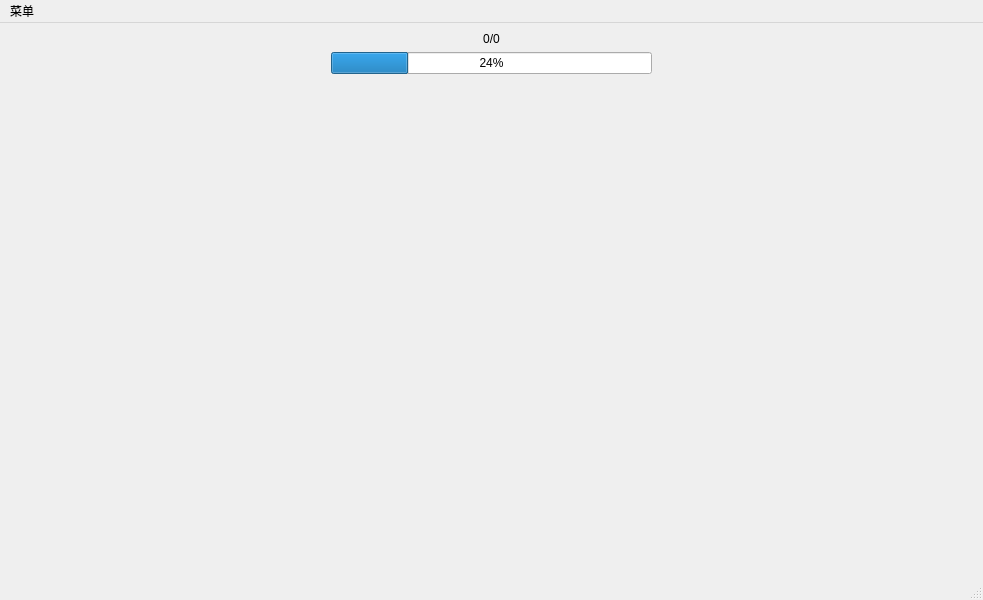
The window that MainWindow.ui (King-sj/JasonPPT) describes before a commit, drawn with Qt 5.
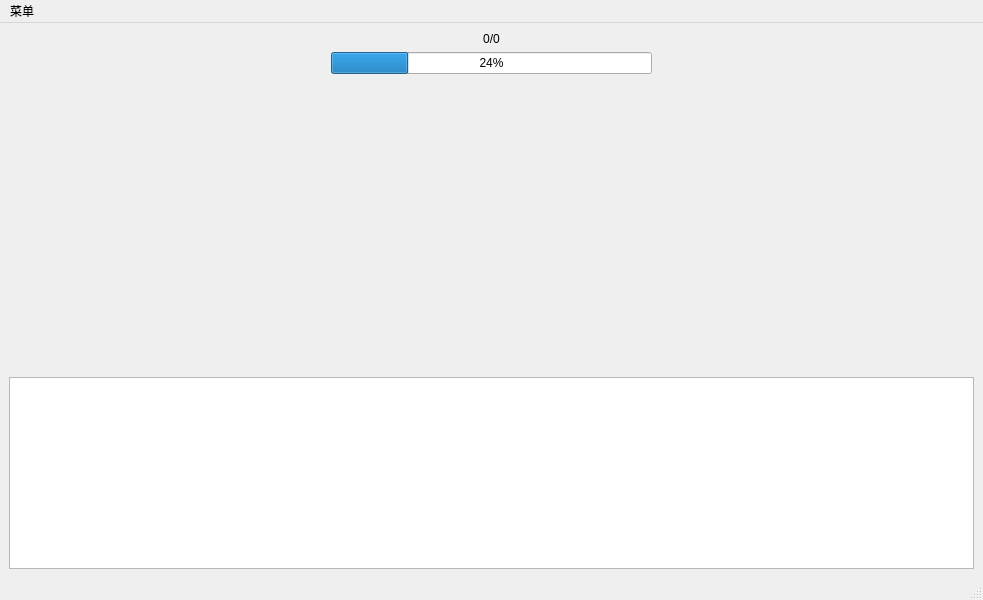
The same window after the commit.

What changed in the file:
```diff
--- a/MainWindow.ui
+++ b/MainWindow.ui
@@ -92,6 +92,37 @@
       </item>
      </layout>
     </item>
+    <item row="1" column="0">
+     <widget class="QTextEdit" name="processLog">
+      <property name="sizePolicy">
+       <sizepolicy hsizetype="Preferred" vsizetype="Fixed">
+        <horstretch>0</horstretch>
+        <verstretch>0</verstretch>
+       </sizepolicy>
+      </property>
+      <property name="minimumSize">
+       <size>
+        <width>0</width>
+        <height>0</height>
+       </size>
+      </property>
+      <property name="maximumSize">
+       <size>
+        <width>16777215</width>
+        <height>16777215</height>
+       </size>
+      </property>
+      <property name="autoFormatting">
+       <set>QTextEdit::AutoAll</set>
+      </property>
+      <property name="readOnly">
+       <bool>true</bool>
+      </property>
+      <property name="overwriteMode">
+       <bool>true</bool>
+      </property>
+     </widget>
+    </item>
    </layout>
   </widget>
   <widget class="QMenuBar" name="menubar">
```
